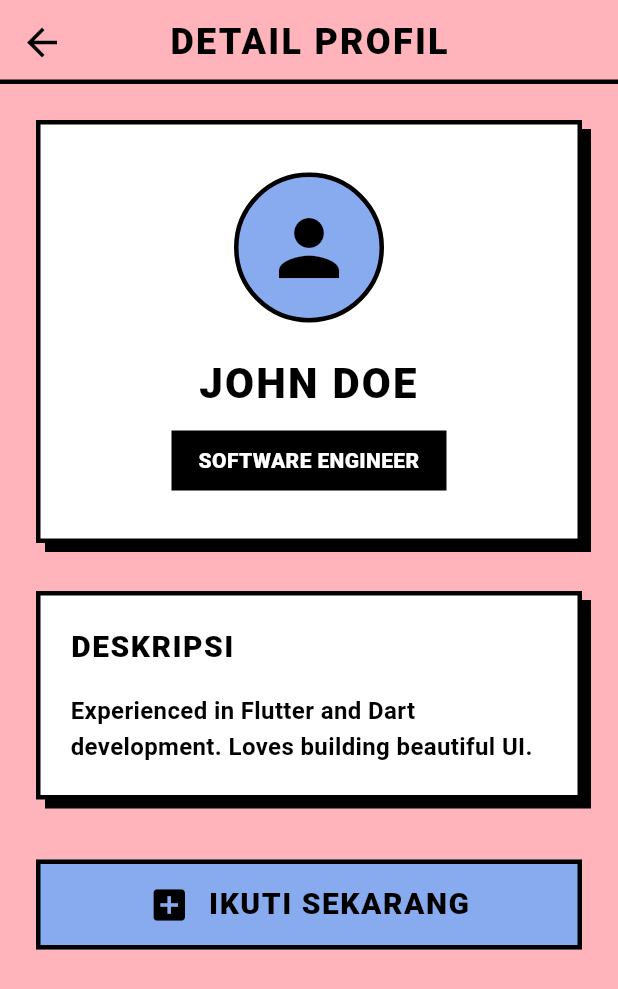
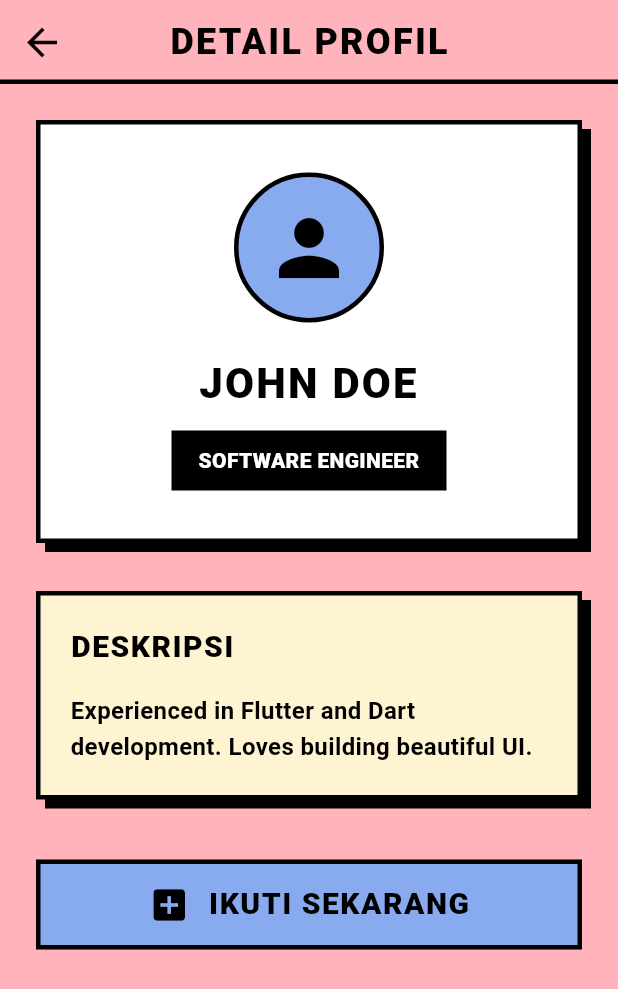
Before and after one commit to ShiKuro01/Flutter_Project, a Flutter app: the screen it shows after launch, after a tap on "LIHAT DETAIL", on a phone screen of 412 x 824 dp. Shown: the top 989 px of the screen. Run offline on Flutter 3.47's test engine with Material 3 defaults, Android fonts, the phone set to English and light mode, and no system bars.

Commit message:
fix: fixing something

```diff
--- a/lib/Screens/detail_screen.dart
+++ b/lib/Screens/detail_screen.dart
@@ -83,7 +83,7 @@ class _DetailScreenState extends State<DetailScreen> {
             Container(
               padding: const EdgeInsets.all(20),
               decoration: BoxDecoration(
-                color: Colors.white,
+                color: const Color(0xFFFFF4D2), // Pastel yellow background for description
                 border: Border.all(color: Colors.black, width: 3),
                 boxShadow: const [
                   BoxShadow(color: Colors.black, offset: Offset(6, 6), blurRadius: 0),
```
